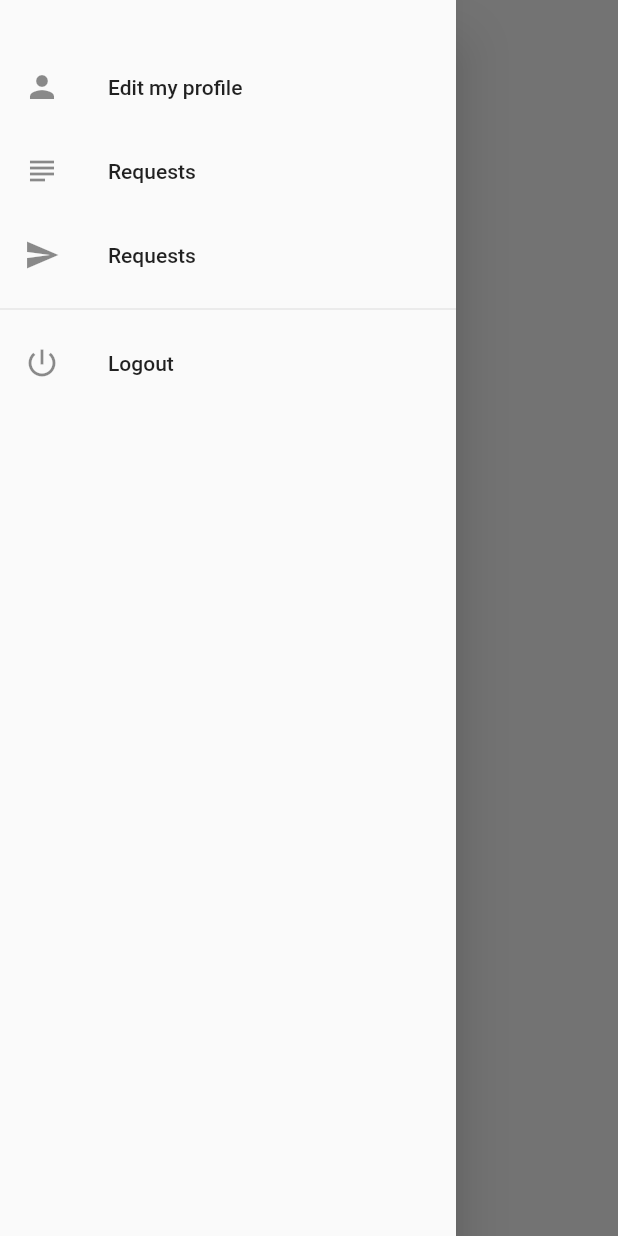
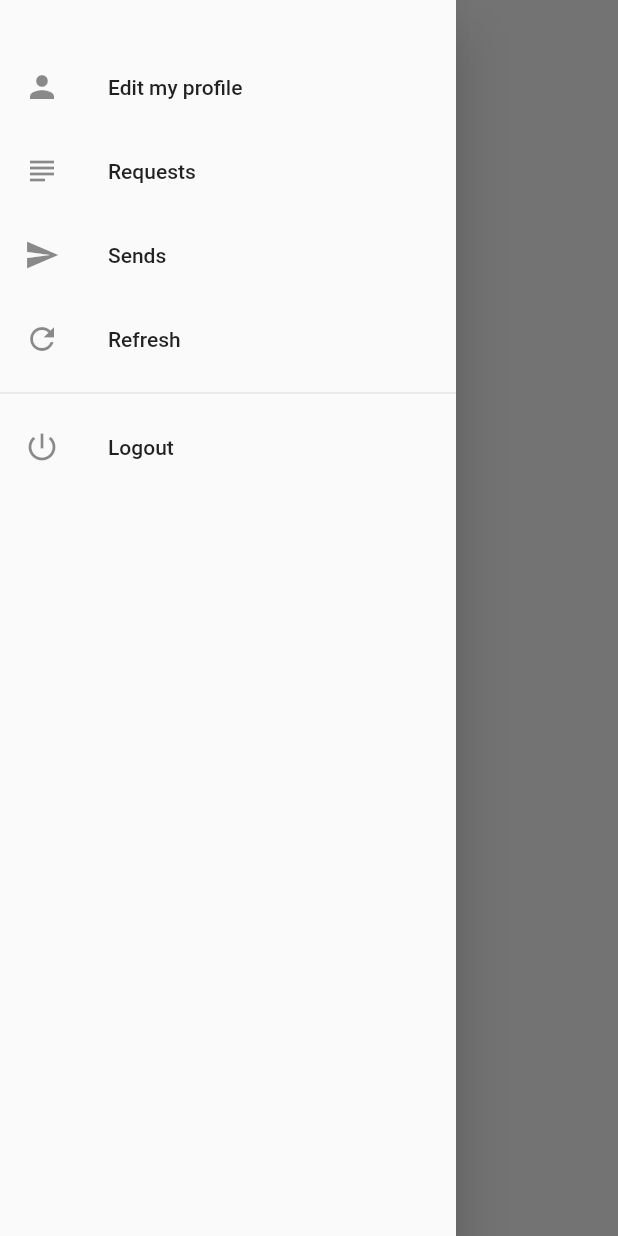
Before and after one commit to quangIO/tutder_flutter, a Flutter app: the UserFeedScreen screen opened directly, with the side drawer open, on a phone screen of 412 x 824 dp. Run offline on Flutter 3.47's test engine with Material 2 defaults, Android fonts, the phone set to English and light mode, and no system bars; our stand-ins replace fluro, image_picker, shared_preferences; accounts and stored records are empty; statements that could not run were skipped.

Commit message:
Request/Send screen

```diff
--- a/lib/config/RouteSingleton.dart
+++ b/lib/config/RouteSingleton.dart
@@ -1,5 +1,6 @@
 import 'package:tutder/screens/MessagingScreen.dart';
 import 'package:tutder/screens/RecievedScreen.dart';
+import 'package:tutder/screens/SentScreen.dart';
 
 import '../screens/UserProfileSettingScreen.dart';
 import '../screens/UserFeedScreen.dart';
@@ -28,7 +29,7 @@ class BaseRouterHandler {
   final _requestHandler = new Handler(
       handlerFunc: (_, Map<String, dynamic> params) => new RecievedScreen());
   final _sendHandler = new Handler(
-      handlerFunc: (_, Map<String, dynamic> params) => new UserProfileSettingScreen());
+      handlerFunc: (_, Map<String, dynamic> params) => new SentScreen());
 
   BaseRouterHandler() {
     router.define("/login", handler: _loginHandler);
@@ -36,6 +37,7 @@ class BaseRouterHandler {
     router.define("/register", handler: _registerHandler);
     router.define("/profile", handler: _profileHandler);
     router.define("/request", handler: _requestHandler);
+    router.define("/send", handler: _sendHandler);
     router.define("/message/:username", handler: _messagingHandler);
   }
   BaseRouterHandler._internal();
--- a/lib/screens/SentScreen.dart
+++ b/lib/screens/SentScreen.dart
@@ -1,3 +1,4 @@
+import 'dart:async';
 import 'dart:convert';
 
 import 'package:collection/collection.dart';
@@ -20,6 +21,7 @@ class _SentState extends State<SentScreen> {
   User me;
 
   _load() async {
+    if(!mounted) return;
     me = await Login.getUserInfo();
     http.Response response = await http.get(
       API.BASE_URL + "/secured/message/sent",
@@ -35,10 +37,14 @@ class _SentState extends State<SentScreen> {
           items.add(new MessageItem(
             question: m['content'],
             place: m['place'],
+            idx: m['idx'],
           ));
         }
       });
     } else {}
+    new Future.delayed(const Duration(seconds: 3), () {
+      _load();
+    });
   }
 
   @override
--- a/lib/screens/drawer/DefaultDrawer.dart
+++ b/lib/screens/drawer/DefaultDrawer.dart
@@ -3,8 +3,9 @@ import 'package:flutter/material.dart';
 
 class DefaultDrawer extends StatelessWidget {
   final VoidCallback updateLocation;
+  final VoidCallback refresh;
 
-  DefaultDrawer({this.updateLocation});
+  DefaultDrawer({this.updateLocation, this.refresh});
 
   @override
   Widget build(BuildContext context) {
@@ -28,10 +29,15 @@ class DefaultDrawer extends StatelessWidget {
           ),
           new ListTile(
             leading: const Icon(Icons.send),
-            title: const Text('Requests'),
+            title: const Text('Sends'),
             onTap: () {
-              Navigator.pushNamed(context, '/sent');
+              Navigator.pushNamed(context, '/send');
             },
+          ),
+          new ListTile(
+            leading: const Icon(Icons.refresh),
+            title: const Text('Refresh'),
+            onTap: refresh,
           ),
           new Divider(),
           new ListTile(
```
Also changed, not shown: lib/partials/MessageItem.dart (+6 -3 lines), lib/screens/RecievedScreen.dart (+42 -7 lines).
